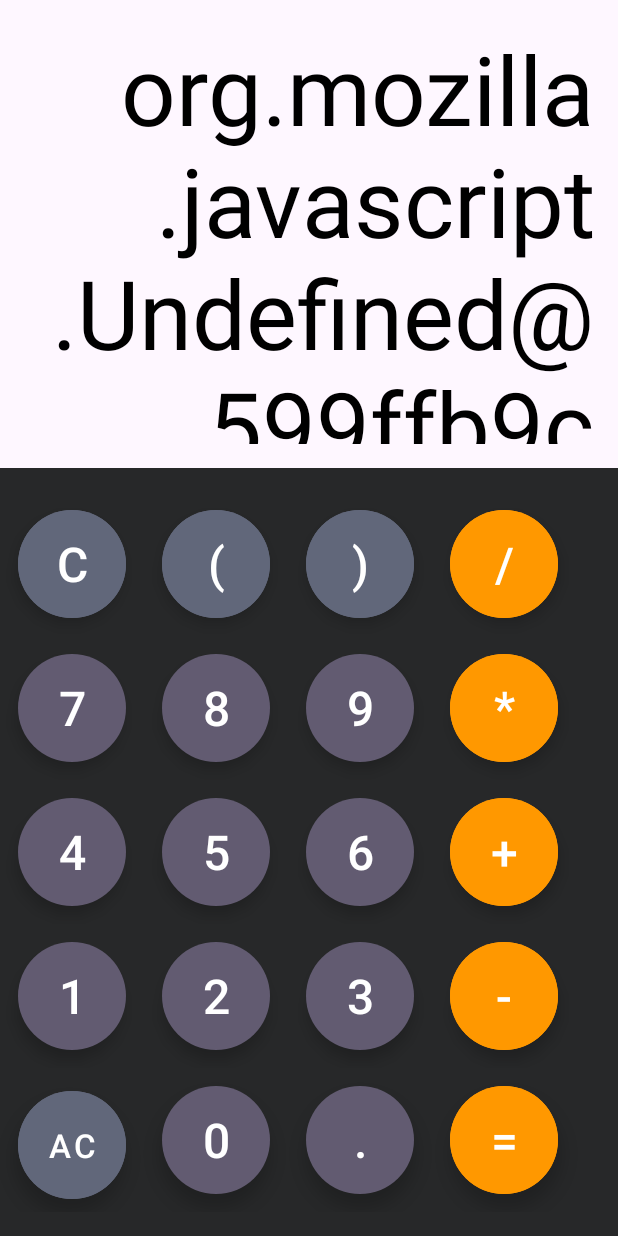
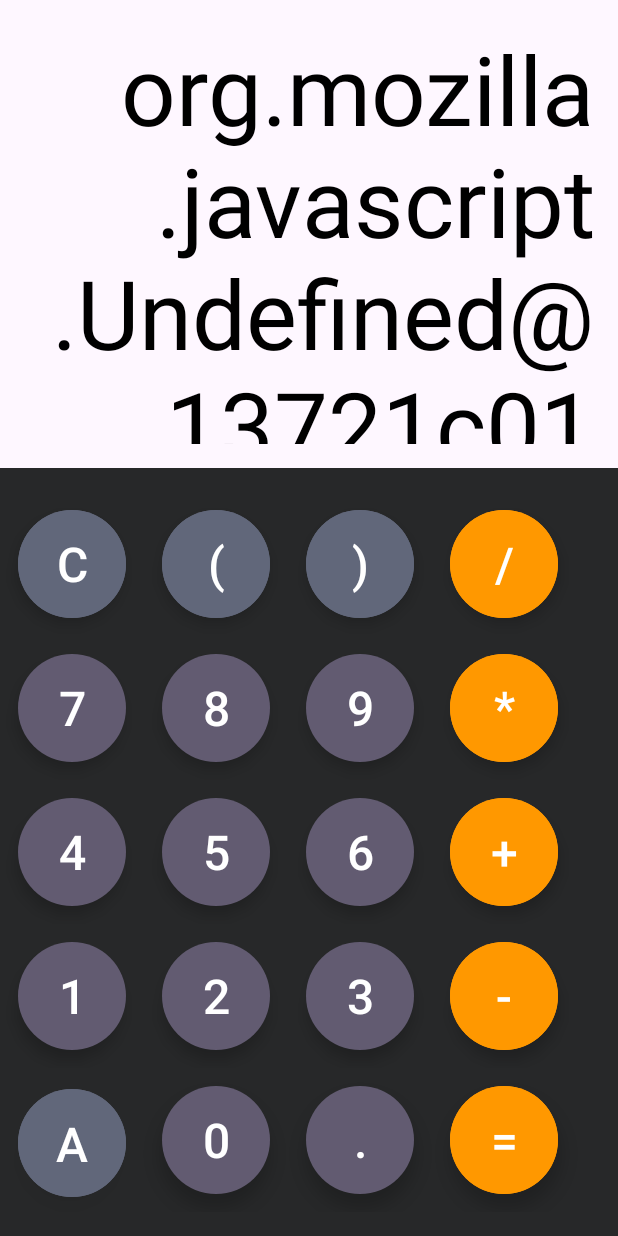
Before and after one commit to Bru-A/Calculadora_Bruna, an Android app: the screen it shows after launch (MainActivity), after a tap on an icon or button, on a phone screen of 412 x 824 dp. Run offline under Robolectric (Android 15) with nearby library versions, the phone set to English and light mode, and no system bars.

Commit message:
First commit

```diff
--- a/app/src/main/java/com/example/calculadora_bruna/MainActivity.java
+++ b/app/src/main/java/com/example/calculadora_bruna/MainActivity.java
@@ -65,9 +65,6 @@ public class MainActivity extends AppCompatActivity implements View.OnClickListe
         String buttonText = button.getText().toString(); //Extrair
         //txtSolucao.setText(buttonText); //testando
         String paraCalcular = txtSolucao.getText().toString();
-        //txtSolucao.setText(paraCalcular);
-
-        //paraCalcular = paraCalcular+buttonText; //concatenando
 
         if(buttonText.equals("AC")) //Se o botão for AC
         {
@@ -107,7 +104,7 @@ public class MainActivity extends AppCompatActivity implements View.OnClickListe
     }
     String getResult(String data)
     {
-        try
+        try //da biblioteca
         {
             Context context = Context.enter();
             context.setOptimizationLevel(-1);
--- a/app/src/main/res/layout/activity_main.xml
+++ b/app/src/main/res/layout/activity_main.xml
@@ -252,7 +252,7 @@
                 android:layout_height="72dp"
                 app:cornerRadius="36dp"
                 style="@style/Widget.MaterialComponents.ExtendedFloatingActionButton"
-                android:textSize="22dp"
+                android:textSize="32dp"
                 android:textColor="@color/white"
                 android:layout_margin="12dp"
                 android:id="@+id/button_ac"
```
